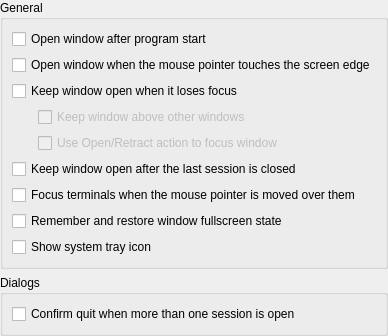
First picture: the form in app/config/behaviorsettings.ui, repository KDE/yakuake, before the edit.
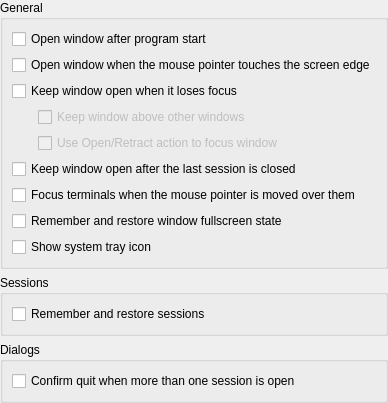
Second picture: the form after the edit.

Commit message: Add session save and restore

Patch:
```diff
--- a/app/config/behaviorsettings.ui
+++ b/app/config/behaviorsettings.ui
@@ -145,6 +145,25 @@
      </layout>
     </widget>
    </item>
+   <item>
+    <widget class="QGroupBox" name="groupBox_3">
+     <property name="title">
+      <string comment="@title:group">Sessions</string>
+     </property>
+     <layout class="QVBoxLayout">
+      <item>
+       <widget class="QCheckBox" name="kcfg_RememberSessions">
+        <property name="whatsThis">
+         <string comment="@info:whatsthis">If this option is enabled, the open sessions, their split layout, working directories and profiles are saved when the application quits and restored when it is started again.</string>
+        </property>
+        <property name="text">
+         <string comment="@option:check">Remember and restore sessions</string>
+        </property>
+       </widget>
+      </item>
+     </layout>
+    </widget>
+   </item>
    <item>
     <widget class="QGroupBox" name="groupBox_2">
      <property name="title">
```
Left out of the diff: 1 changed line with no effect on the pictures. The commit also changes 11 other files.
